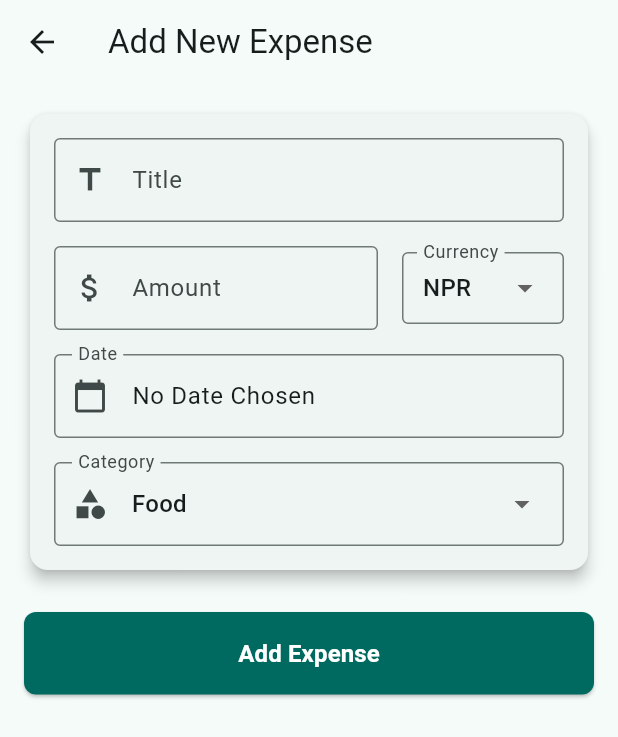
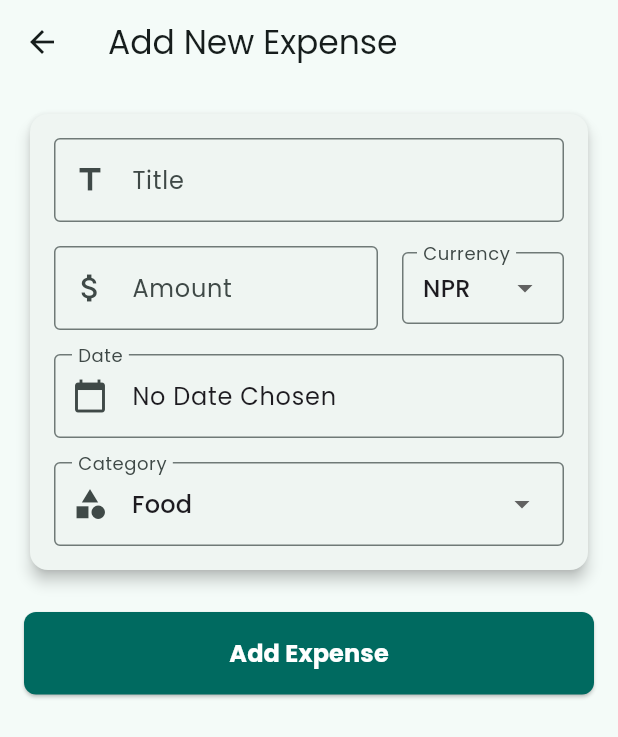
Before and after one commit to badalaryal11/Track-Expenses, a Flutter app: the screen it shows after launch, after a tap on the "add" icon, on a phone screen of 412 x 824 dp. Shown: the top 737 px of the screen. Run offline on Flutter 3.47's test engine with Material 3 defaults, Android fonts, the phone set to English and light mode, and no system bars; our stand-ins replace csv, google_fonts, hive, hive_flutter, share_plus; accounts and stored records are empty.

Commit message:
feat: add Google Fonts (Poppins) for premium typography

```diff
--- a/lib/main.dart
+++ b/lib/main.dart
@@ -1,4 +1,5 @@
 import 'package:flutter/material.dart';
+import 'package:google_fonts/google_fonts.dart';
 import 'package:hive_flutter/hive_flutter.dart';
 import 'package:provider/provider.dart';
 import 'package:track_expenses/models/expense.dart';
@@ -35,12 +36,18 @@ class MyApp extends StatelessWidget {
             seedColor: Colors.teal,
             brightness: Brightness.light,
           ),
+          textTheme: GoogleFonts.poppinsTextTheme(
+            ThemeData(brightness: Brightness.light).textTheme,
+          ),
           useMaterial3: true,
         ),
         darkTheme: ThemeData(
           colorScheme: ColorScheme.fromSeed(
             seedColor: Colors.teal,
             brightness: Brightness.dark,
+          ),
+          textTheme: GoogleFonts.poppinsTextTheme(
+            ThemeData(brightness: Brightness.dark).textTheme,
           ),
           useMaterial3: true,
         ),
--- a/pubspec.yaml
+++ b/pubspec.yaml
@@ -44,6 +44,7 @@ dependencies:
   csv: ^6.0.0
   path_provider: ^2.1.5
   share_plus: ^7.2.1
+  google_fonts: ^8.0.2
 
 
 dev_dependencies:
```
Also changed, not shown: pubspec.lock, 1 other file.
